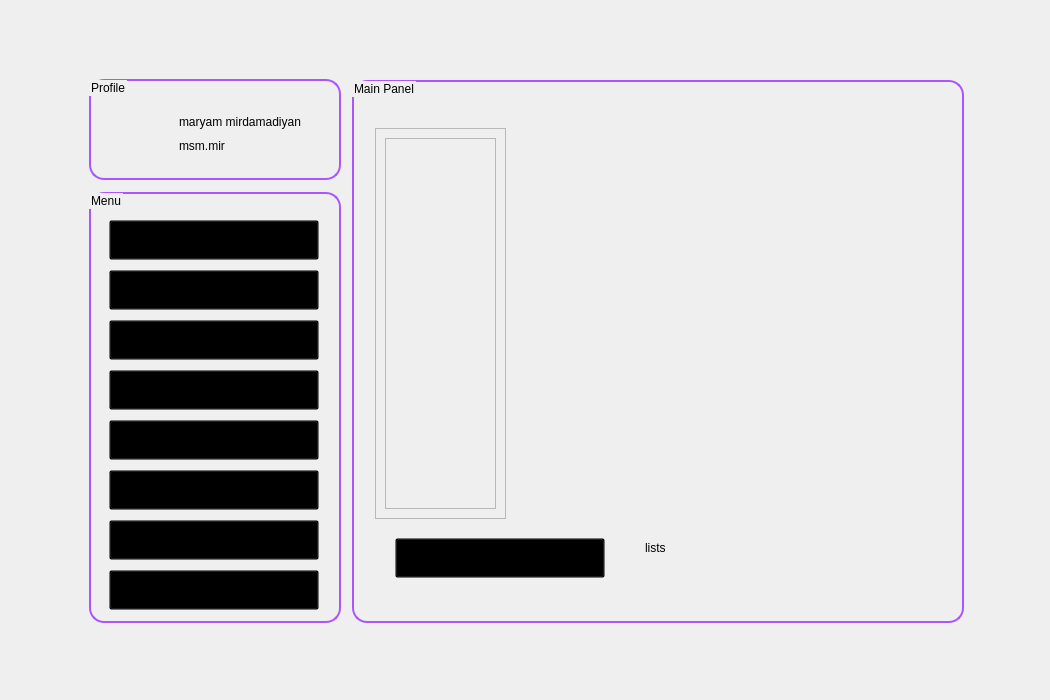
Above: src/mainpanel.ui from msm-mir/To-Do-List before the change. Below: the same form after it.
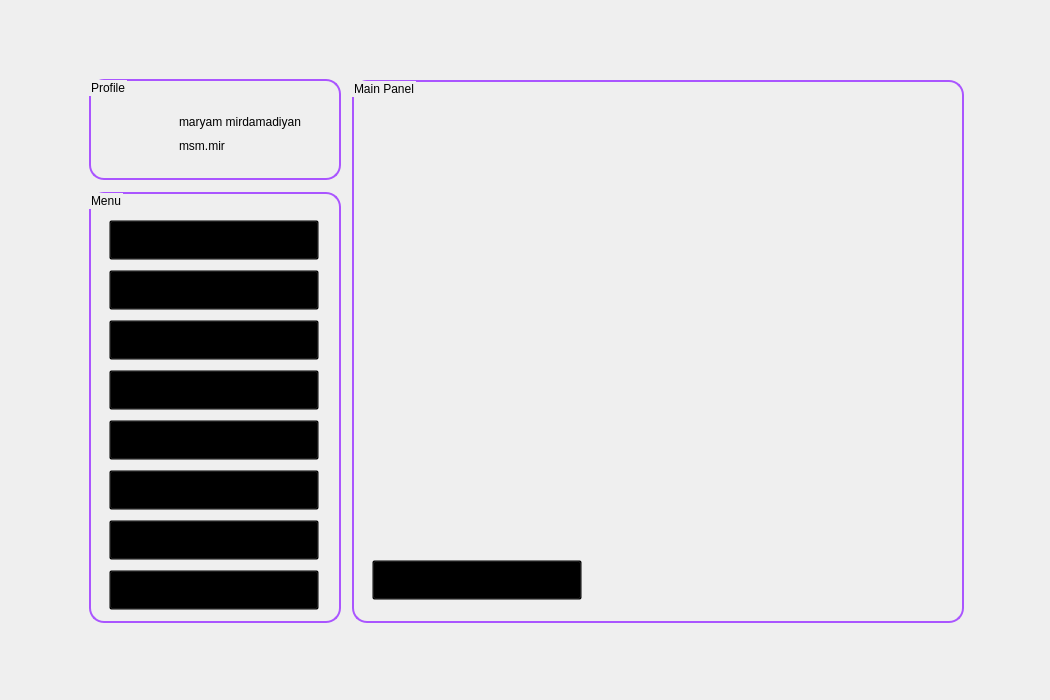
That is the form after the change. Icons and pictures are not drawn.

Commit message: add list class and task class and their functions

What changed in the file:
```diff
--- a/src/mainpanel.ui
+++ b/src/mainpanel.ui
@@ -32,9 +32,13 @@
 QGroupBox {
 border: 2px solid #aa55ff;
 border-radius: 15px;
-}</string>
+}
+</string>
   </property>
   <widget class="QWidget" name="centralwidget">
+   <property name="styleSheet">
+    <string notr="true"/>
+   </property>
    <widget class="QGroupBox" name="groupBoxProfile">
     <property name="geometry">
      <rect>
@@ -560,14 +564,70 @@
     <widget class="QStackedWidget" name="stackedWidget">
      <property name="geometry">
       <rect>
-       <x>3</x>
-       <y>28</y>
-       <width>607</width>
-       <height>503</height>
+       <x>0</x>
+       <y>20</y>
+       <width>612</width>
+       <height>523</height>
       </rect>
      </property>
+     <property name="styleSheet">
+      <string notr="true">QPushButton {
+	font: 12pt &quot;Merriweather&quot;;
+	color: rgb(0, 0, 0);
+	background: transparent;
+	text-align: left;
+	padding-left: 15px;
+}
+QPushButton:hover {
+	background-color: rgb(220, 205, 255);
+	border-radius: 10px;
+	font: 13pt &quot;Merriweather&quot;;
+}
+QPushButton:pressed {
+	background-color: rgb(210, 190, 255);
+	border-radius: 10px;
+	font: 13pt &quot;Merriweather&quot;;
+}
+QFrame {
+background: transparent;
+}
+QScrollArea {
+background: transparent;
+}
+QWidget {
+background: transparent;
+}
+Layout {
+background: transparent;
+}
+QScrollBar:vertical {
+    background: #cacaca;
+    width: 12px;
+    border-radius: 5px;
+}
+QScrollBar::handle:vertical {
+    background: #9e9e9e;
+    border-radius: 5px;
+    min-height: 20px;
+}
+QScrollBar::add-line:vertical,
+QScrollBar::sub-line:vertical {
+	background: none;
+    height: 12px;
+    subcontrol-origin: margin;
+}
+QScrollBar::add-line:vertical {
+    subcontrol-position: bottom;
+}
+QScrollBar::sub-line:vertical {
+    subcontrol-position: top;
+}
+QScrollBar::add-page:vertical, QScrollBar::sub-page:vertical {
+    background: none;
+}</string>
+     </property>
      <property name="currentIndex">
-      <number>1</number>
+      <number>7</number>
      </property>
      <widget class="QWidget" name="pageToday">
       <widget class="QLabel" name="label">
@@ -585,40 +645,36 @@
       </widget>
      </widget>
      <widget class="QWidget" name="pageLists">
-      <widget class="QLabel" name="label_4">
-       <property name="geometry">
-        <rect>
-         <x>290</x>
-         <y>430</y>
-         <width>63</width>
-         <height>20</height>
-        </rect>
-       </property>
-       <property name="text">
-        <string>lists</string>
-       </property>
-      </widget>
       <widget class="QScrollArea" name="scrollArea">
        <property name="geometry">
         <rect>
-         <x>20</x>
-         <y>20</y>
-         <width>131</width>
-         <height>391</height>
+         <x>0</x>
+         <y>0</y>
+         <width>600</width>
+         <height>440</height>
         </rect>
        </property>
+       <property name="styleSheet">
+        <string notr="true"/>
+       </property>
        <property name="widgetResizable">
         <bool>true</bool>
        </property>
+       <property name="alignment">
+        <set>Qt::AlignLeading|Qt::AlignLeft|Qt::AlignVCenter</set>
+       </property>
        <widget class="QWidget" name="scrollAreaWidgetContents">
         <property name="geometry">
          <rect>
           <x>0</x>
           <y>0</y>
-          <width>129</width>
-          <height>389</height>
+          <width>598</width>
+          <height>438</height>
          </rect>
         </property>
+        <property name="styleSheet">
+         <string notr="true"/>
+        </property>
         <layout class="QVBoxLayout" name="verticalLayout">
          <item>
           <widget class="QFrame" name="frame">
@@ -637,7 +693,7 @@
               <property name="sizeHint" stdset="0">
                <size>
                 <width>20</width>
-                <height>340</height>
+                <height>389</height>
                </size>
               </property>
              </spacer>
@@ -651,8 +707,8 @@
       <widget class="QPushButton" name="pushButtonAddList">
        <property name="geometry">
         <rect>
-         <x>40</x>
-         <y>430</y>
+         <x>20</x>
+         <y>460</y>
          <width>210</width>
          <height>40</height>
         </rect>
@@ -724,6 +780,21 @@
        </property>
       </widget>
      </widget>
+     <widget class="QWidget" name="pageCompleted">
+      <widget class="QLabel" name="label_5">
+       <property name="geometry">
+        <rect>
+         <x>230</x>
+         <y>200</y>
+         <width>111</width>
+         <height>20</height>
+        </rect>
+       </property>
+       <property name="text">
+        <string>completed</string>
+       </property>
+      </widget>
+     </widget>
      <widget class="QWidget" name="pageAssignMe">
       <widget class="QLabel" name="label_7">
        <property name="geometry">
@@ -757,18 +828,109 @@
        </property>
       </widget>
      </widget>
-     <widget class="QWidget" name="pageCompleted">
-      <widget class="QLabel" name="label_5">
+     <widget class="QWidget" name="pageListTasks">
+      <widget class="QScrollArea" name="scrollArea_2">
        <property name="geometry">
         <rect>
-         <x>230</x>
-         <y>200</y>
-         <width>111</width>
-         <height>20</height>
+         <x>0</x>
+         <y>0</y>
+         <width>600</width>
+         <height>440</height>
         </rect>
+       </property>
+       <property name="styleSheet">
+        <string notr="true"/>
+       </property>
+       <property name="widgetResizable">
+        <bool>true</bool>
+       </property>
+       <property name="alignment">
+        <set>Qt::AlignLeading|Qt::AlignLeft|Qt::AlignVCenter</set>
+       </property>
+       <widget class="QWidget" name="scrollAreaWidgetContents_2">
+        <property name="geometry">
+         <rect>
+          <x>0</x>
+          <y>0</y>
+          <width>598</width>
+          <height>438</height>
+         </rect>
+        </property>
+        <property name="styleSheet">
+         <string notr="true"/>
+        </property>
+        <layout class="QVBoxLayout" name="verticalLayout_3">
+         <item>
+          <widget class="QFrame" name="frame_2">
+           <property name="frameShape">
+            <enum>QFrame::StyledPanel</enum>
+           </property>
+           <property name="frameShadow">
+            <enum>QFrame::Raised</enum>
+           </property>
+           <layout class="QVBoxLayout" name="verticalLayout_4">
+            <item>
+             <spacer name="verticalSpacer_2">
+              <property name="orientation">
+               <enum>Qt::Vertical</enum>
+              </property>
+              <property name="sizeHint" stdset="0">
+               <size>
+                <width>20</width>
+                <height>389</height>
+               </size>
+              </property>
+             </spacer>
+            </item>
+           </layout>
+          </widget>
+         </item>
+        </layout>
+       </widget>
+      </widget>
+      <widget class="QPushButton" name="pushButtonAddTask">
+       <property name="geometry">
+        <rect>
+         <x>20</x>
+         <y>460</y>
+         <width>210</width>
+         <height>40</height>
+        </rect>
+       </property>
+       <property name="cursor">
+        <cursorShape>PointingHandCursor</cursorShape>
+       </property>
+       <property name="styleSheet">
+        <string notr="true">QPushButton {
+	font: 12pt &quot;Merriweather&quot;;
+	color: rgb(0, 0, 0);
+	background: transparent;
+	text-align: left;
+	padding-left: 15px;
+}
+QPushButton:hover {
+	background-color: rgb(220, 205, 255);
+	border-radius: 10px;
+	font: 13pt &quot;Merriweather&quot;;
+}
+QPushButton:pressed {
+	background-color: rgb(210, 190, 255);
+	border-radius: 10px;
+	font: 13pt &quot;Merriweather&quot;;
+}</string>
        </property>
        <property name="text">
-        <string>completed</string>
+        <string>   New Task</string>
+       </property>
+       <property name="icon">
+        <iconset resource="images.qrc">
+         <normaloff>:/images/icon/plus_icon.png</normaloff>:/images/icon/plus_icon.png</iconset>
+       </property>
+       <property name="iconSize">
+        <size>
+         <width>20</width>
+         <height>20</height>
+        </size>
        </property>
       </widget>
      </widget>
```
The commit also changes 28 other files.
